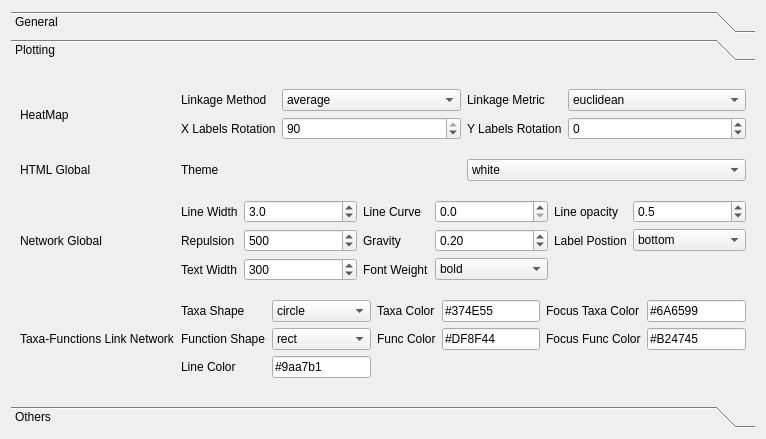
First picture: the form in metax/gui/metax_gui/setting_window.ui, repository byemaxx/MetaX, before the edit.
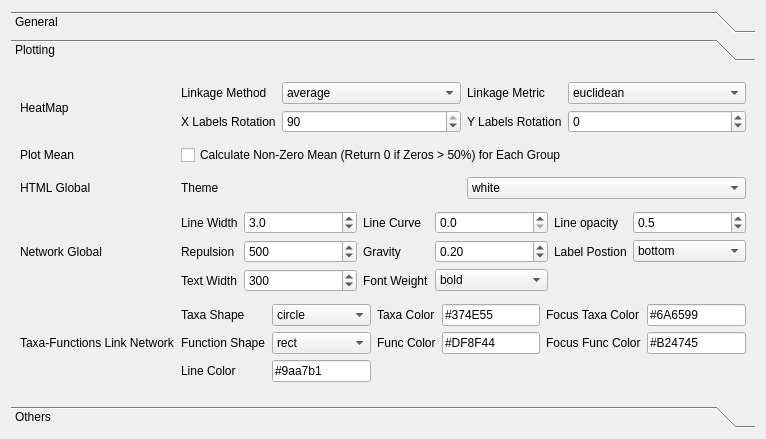
Second picture: the form after the edit.

Commit message: - New: 1. Added an option to calculate the mean by the domainat value in eache group for plot_mean parameter in DEV Settings. 2. Added a statistics bar plot for basic plot part. 3. Added a attributes table of Taxa-Function result. - Fix: Fixed the bug of calculating the Functional Redundancy in the T-Test and ANOVA part.

```diff
--- a/metax/gui/metax_gui/setting_window.ui
+++ b/metax/gui/metax_gui/setting_window.ui
@@ -78,14 +78,14 @@
        <string>Plotting</string>
       </attribute>
       <layout class="QGridLayout" name="gridLayout_4">
-       <item row="2" column="0">
-        <widget class="QLabel" name="label_21">
+       <item row="5" column="0">
+        <widget class="QLabel" name="label_4">
          <property name="text">
-          <string>HTML Global</string>
+          <string>Taxa-Functions Link Network</string>
          </property>
         </widget>
        </item>
-       <item row="3" column="3">
+       <item row="4" column="3">
         <layout class="QGridLayout" name="gridLayout_7">
          <item row="0" column="0">
           <widget class="QLabel" name="label_11">
@@ -325,32 +325,7 @@
          </item>
         </layout>
        </item>
-       <item row="2" column="3">
-        <layout class="QGridLayout" name="gridLayout_5">
-         <item row="0" column="0">
-          <widget class="QLabel" name="label_22">
-           <property name="text">
-            <string>Theme</string>
-           </property>
-          </widget>
-         </item>
-         <item row="0" column="1">
-          <widget class="QComboBox" name="comboBox_html_theme">
-           <item>
-            <property name="text">
-             <string>white</string>
-            </property>
-           </item>
-           <item>
-            <property name="text">
-             <string>dark</string>
-            </property>
-           </item>
-          </widget>
-         </item>
-        </layout>
-       </item>
-       <item row="4" column="3">
+       <item row="5" column="3">
         <layout class="QGridLayout" name="gridLayout_6">
          <item row="0" column="0">
           <widget class="QLabel" name="label_5">
@@ -516,10 +491,10 @@
          </item>
         </layout>
        </item>
-       <item row="4" column="0">
-        <widget class="QLabel" name="label_4">
+       <item row="3" column="0">
+        <widget class="QLabel" name="label_21">
          <property name="text">
-          <string>Taxa-Functions Link Network</string>
+          <string>HTML Global</string>
          </property>
         </widget>
        </item>
@@ -699,13 +674,45 @@
          </item>
         </layout>
        </item>
-       <item row="3" column="0">
+       <item row="4" column="0">
         <widget class="QLabel" name="label_20">
          <property name="text">
           <string>Network Global</string>
          </property>
         </widget>
        </item>
+       <item row="2" column="0">
+        <widget class="QLabel" name="label_27">
+         <property name="text">
+          <string>Plot Mean</string>
+         </property>
+        </widget>
+       </item>
+       <item row="3" column="3">
+        <layout class="QGridLayout" name="gridLayout_5">
+         <item row="0" column="0">
+          <widget class="QLabel" name="label_22">
+           <property name="text">
+            <string>Theme</string>
+           </property>
+          </widget>
+         </item>
+         <item row="0" column="1">
+          <widget class="QComboBox" name="comboBox_html_theme">
+           <item>
+            <property name="text">
+             <string>white</string>
+            </property>
+           </item>
+           <item>
+            <property name="text">
+             <string>dark</string>
+            </property>
+           </item>
+          </widget>
+         </item>
+        </layout>
+       </item>
        <item row="1" column="0">
         <widget class="QLabel" name="label">
          <property name="text">
@@ -713,6 +720,17 @@
          </property>
         </widget>
        </item>
+       <item row="2" column="3">
+        <layout class="QGridLayout" name="gridLayout_12">
+         <item row="0" column="0">
+          <widget class="QCheckBox" name="checkBox_stat_mean_by_zero_dominant">
+           <property name="text">
+            <string>Calculate Non-Zero Mean (Return 0 if Zeros &gt; 50%) for Each Group</string>
+           </property>
+          </widget>
+         </item>
+        </layout>
+       </item>
       </layout>
      </widget>
      <widget class="QWidget" name="page_3">
```
The commit also changes 14 other files.
